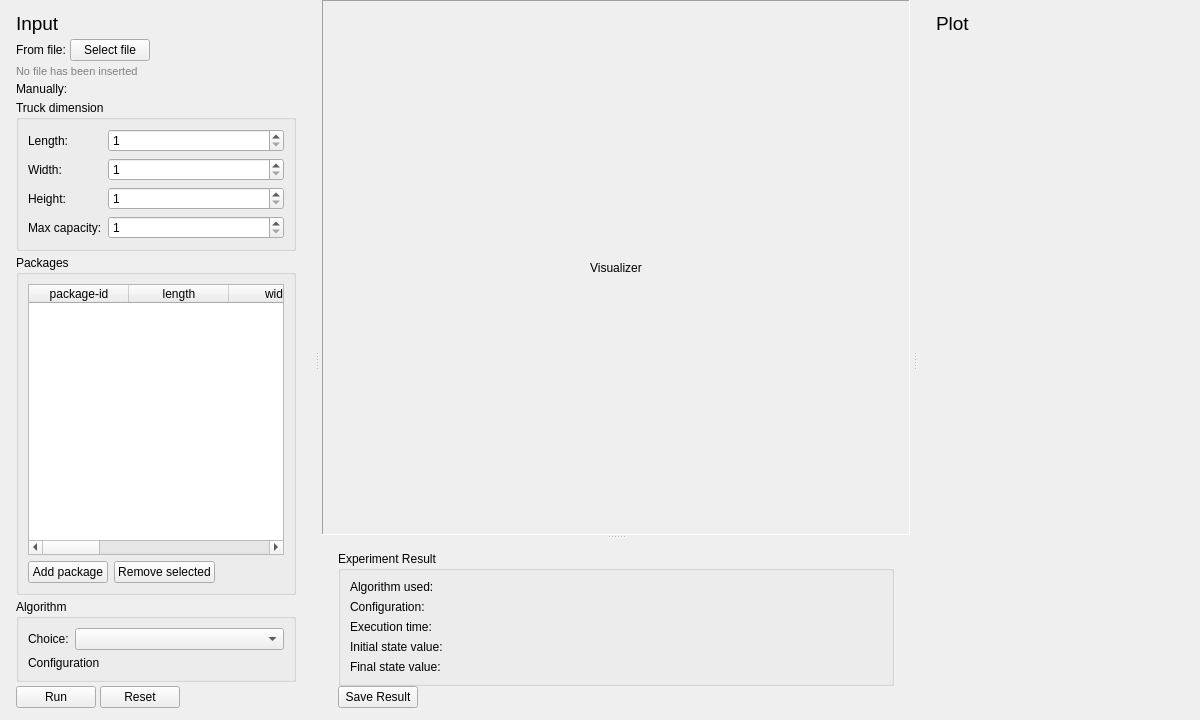
Old version of the form src/ui/mainwindow.ui in the repository Shui7/IF3170_G31_NopalLanguageProcessing.
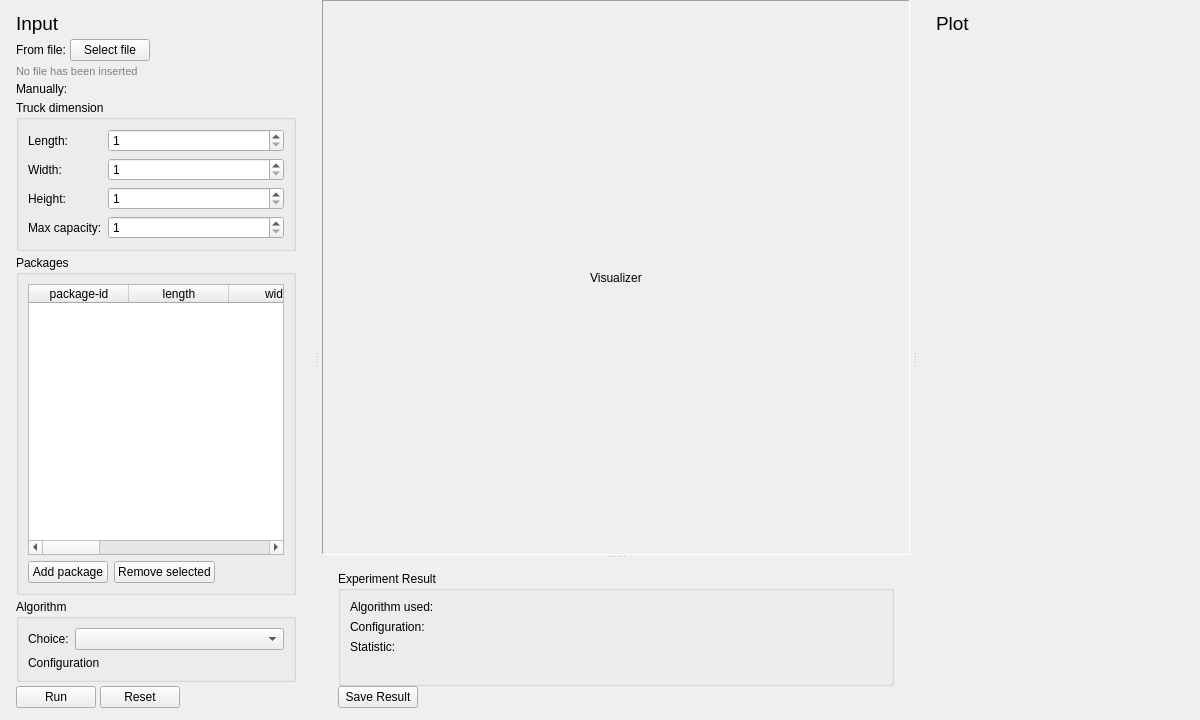
New version of the form.

Commit message: feat: integrate experiment result from each algorithm to GUI

```diff
--- a/src/ui/mainwindow.ui
+++ b/src/ui/mainwindow.ui
@@ -422,7 +422,7 @@
         <property name="minimumSize">
          <size>
           <width>0</width>
-          <height>150</height>
+          <height>0</height>
          </size>
         </property>
         <layout class="QVBoxLayout" name="outputLayout">
@@ -454,9 +454,6 @@
               </property>
              </widget>
             </item>
-            <item row="0" column="1">
-             <widget class="QLabel" name="valAlgorithmUsed"/>
-            </item>
             <item row="1" column="0">
              <widget class="QLabel" name="lblConfigurationUsed">
               <property name="text">
@@ -470,7 +467,7 @@
             <item row="2" column="0">
              <widget class="QLabel" name="lblExecutionTime">
               <property name="text">
-               <string>Execution time:</string>
+               <string>Statistic:</string>
               </property>
              </widget>
             </item>
@@ -480,23 +477,10 @@
             <item row="3" column="0">
              <widget class="QLabel" name="lblInitialStateValue">
               <property name="text">
-               <string>Initial state value:</string>
+               <string/>
               </property>
              </widget>
             </item>
-            <item row="3" column="1">
-             <widget class="QLabel" name="valInitialStateValue"/>
-            </item>
-            <item row="4" column="0">
-             <widget class="QLabel" name="lblFinalStateValue">
-              <property name="text">
-               <string>Final state value:</string>
-              </property>
-             </widget>
-            </item>
-            <item row="4" column="1">
-             <widget class="QLabel" name="valFinalStateValue"/>
-            </item>
            </layout>
           </widget>
          </item>
```
Left out of the diff: 58 changed lines with no effect on the pictures. The commit also changes 3 other files.
